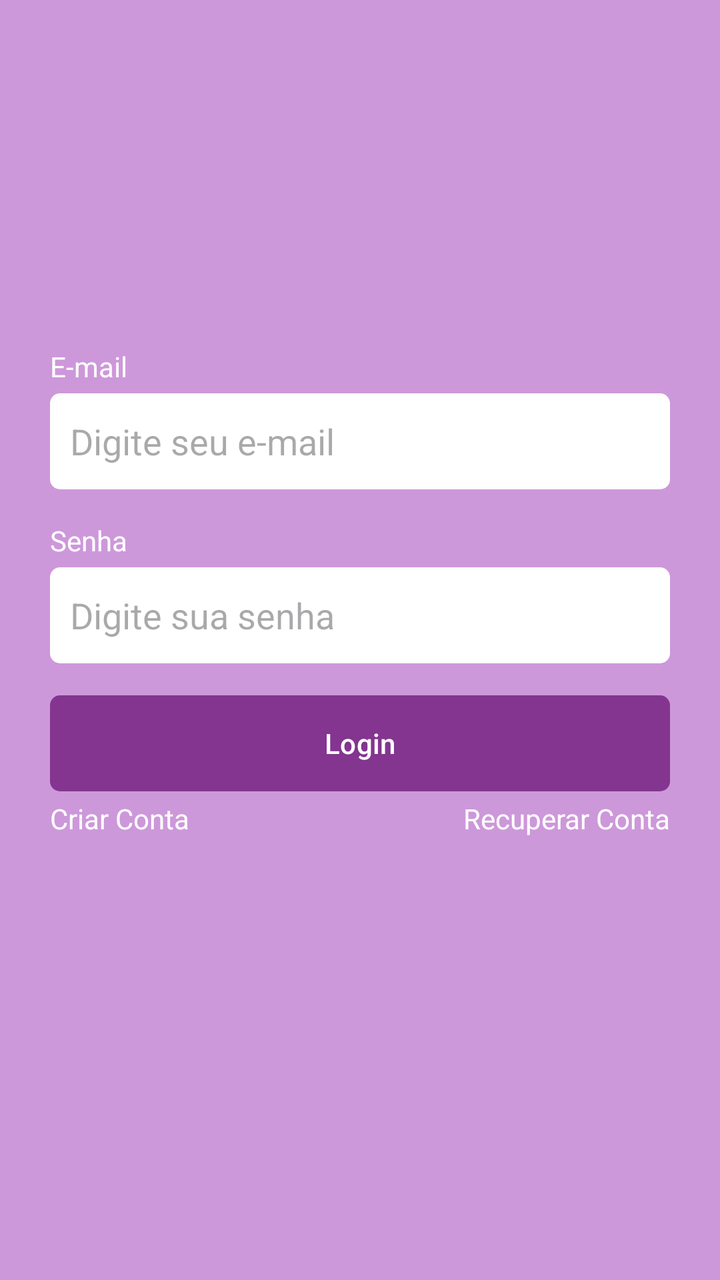
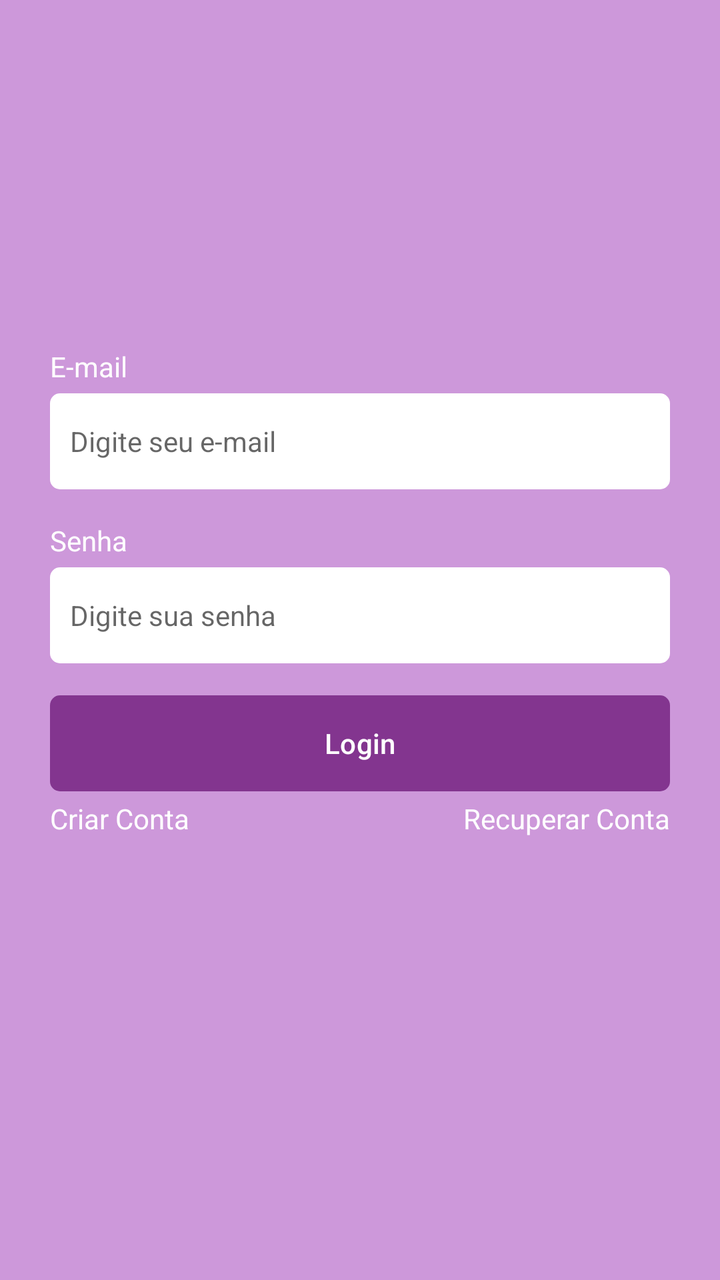

Screens rendered from an Android XML layout before and after an edit, with the pre-edit source and the edit as a unified diff.
<!-- AndroidManifest.xml: application theme Theme.Task2 -->
<!-- res/layout/fragment_login.xml -->
<?xml version="1.0" encoding="utf-8"?>
<androidx.constraintlayout.widget.ConstraintLayout xmlns:android="http://schemas.android.com/apk/res/android"
    xmlns:tools="http://schemas.android.com/tools"
    android:layout_width="match_parent"
    android:layout_height="match_parent"
    xmlns:app="http://schemas.android.com/apk/res-auto"
    tools:context=".ui.auth.LoginFragment"
    android:background="@color/color_default">


    <LinearLayout
        android:id="@+id/linearLayout"
        android:layout_width="0dp"
        android:layout_height="wrap_content"
        app:layout_constraintBottom_toBottomOf="parent"
        app:layout_constraintEnd_toEndOf="parent"
        app:layout_constraintStart_toStartOf="parent"
        app:layout_constraintTop_toTopOf="parent"
        android:orientation="vertical"
        android:layout_marginHorizontal="25dp"
        >

        <TextView
            android:layout_width="wrap_content"
            android:layout_height="wrap_content"
            android:text="E-mail"
            android:textColor="@color/white"/>

        <EditText
            android:id="@+id/editTextEmail"
            android:layout_width="match_parent"
            android:layout_height="48dp"
            android:hint="Digite seu e-mail"
            android:inputType="textEmailAddress"
            android:padding="10dp"
            android:layout_marginTop="4dp"
            android:background="@drawable/bg_edit_text"/>

        <TextView
            android:layout_width="wrap_content"
            android:layout_height="wrap_content"
            android:text="Senha"
            android:textColor="@color/white"
            android:layout_marginTop="16dp"/>

        <EditText
            android:id="@+id/editTextSenha"
            android:layout_width="match_parent"
            android:layout_height="48dp"
            android:inputType="textPassword"
            android:hint="Digite sua senha"
            android:padding="10dp"
            android:layout_marginTop="4dp"
            android:background="@drawable/bg_edit_text"/>

        <com.google.android.material.button.MaterialButton
            android:id="@+id/buttonLogin"
            android:layout_width="match_parent"
            android:layout_height="wrap_content"
            android:text="Login"
            android:textColor="@color/white"
            app:backgroundTint="@null"
            android:background="@drawable/bg_btn"
            android:layout_marginTop="16dp"


            />

        <LinearLayout
            android:layout_width="match_parent"
            android:layout_height="wrap_content"
            android:orientation="horizontal"
            android:layout_marginTop="4dp">

            <TextView
                android:id="@+id/btnRegister"
                android:layout_width="wrap_content"
                android:layout_height="wrap_content"
                android:text="Criar Conta"
                android:layout_weight="1"
                android:textAlignment="textStart"
                android:textColor="@color/white"/>

            <TextView
                android:id="@+id/btnRecover"
                android:layout_width="wrap_content"
                android:layout_height="wrap_content"
                android:text="Recuperar Conta"
                android:layout_weight="1"
                android:textAlignment="textEnd"
                android:textColor="@color/white"/>

        </LinearLayout>

        <ProgressBar
            android:layout_width="wrap_content"
            android:layout_height="wrap_content"
            android:indeterminateTint="@color/white"
            android:layout_gravity="center"
            tools:visibility="visible"
            android:visibility="invisible"/>
    </LinearLayout>
</androidx.constraintlayout.widget.ConstraintLayout>
<!-- resources referenced by this layout -->
<resources>
  <color name="color_default">#cd98da</color>
  <color name="white">#FFFFFFFF</color>
  <!-- drawable bg_btn (drawable) -->
  <?xml version="1.0" encoding="utf-8"?>
  <shape xmlns:android="http://schemas.android.com/apk/res/android"
  
      android:shape="rectangle">
  
      <solid android:color="@color/roxo"/>
      <corners android:radius="5dp"/>
  
  
  </shape>
  <!-- drawable bg_edit_text (drawable) -->
  <?xml version="1.0" encoding="utf-8"?>
  <shape xmlns:android="http://schemas.android.com/apk/res/android"
      android:shape="rectangle">
      <solid android:color="@color/white"/>
      <corners android:radius="5dp"/>
  </shape>
  <style name="Theme.Task2" parent="Base.Theme.Task2" />
  <color name="roxo">#83358F</color>
  <style name="Base.Theme.Task2" parent="Theme.Material3.DayNight.NoActionBar">
          
          
          <item name="android:windowBackground">@color/color_default</item>
          <item name="colorPrimary">@color/color_default</item>
          <item name="colorPrimaryVariant">@color/color_default</item>
      </style>
</resources>

<!-- the commit's change to res/layout/fragment_login.xml (unified diff, before → after) -->
@@ -34,7 +34,7 @@
             android:inputType="textEmailAddress"
             android:padding="10dp"
             android:layout_marginTop="4dp"
-            android:background="@drawable/bg_edit_text"/>
+            style="@style/EditTextTheme"/>
 
         <TextView
             android:layout_width="wrap_content"
@@ -51,7 +51,7 @@
             android:hint="Digite sua senha"
             android:padding="10dp"
             android:layout_marginTop="4dp"
-            android:background="@drawable/bg_edit_text"/>
+            style="@style/EditTextTheme"/>
 
         <com.google.android.material.button.MaterialButton
             android:id="@+id/buttonLogin"
<!-- resource entries referenced after the edit -->
@@ -13,6 +13,11 @@
   
   
   </shape>
+  <style name="EditTextTheme" parent="Theme.MaterialComponents.DayNight.NoActionBar">
+          <item name="android:background">@drawable/bg_edit_text</item>
+          <item name="android:padding">16dp</item>
+          <item name="android:textSize">14sp</item>
+      </style>
   <!-- drawable bg_edit_text (drawable) -->
   <?xml version="1.0" encoding="utf-8"?>
   <shape xmlns:android="http://schemas.android.com/apk/res/android"
